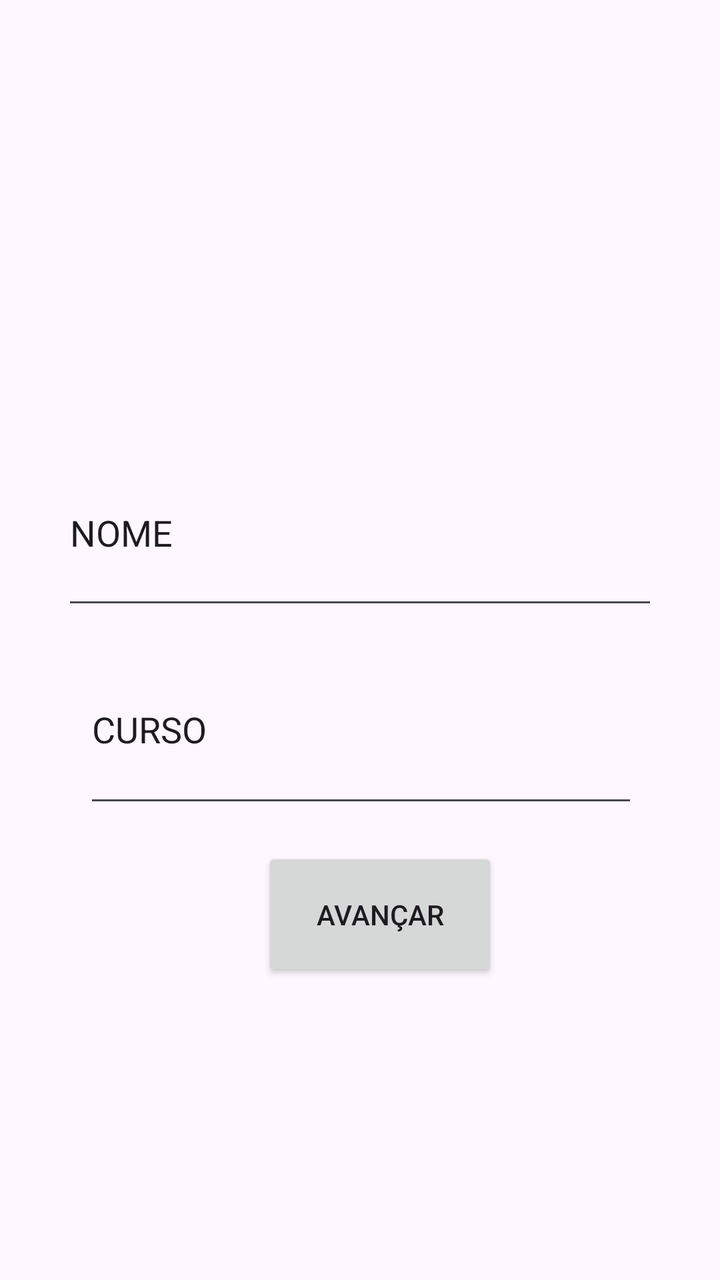
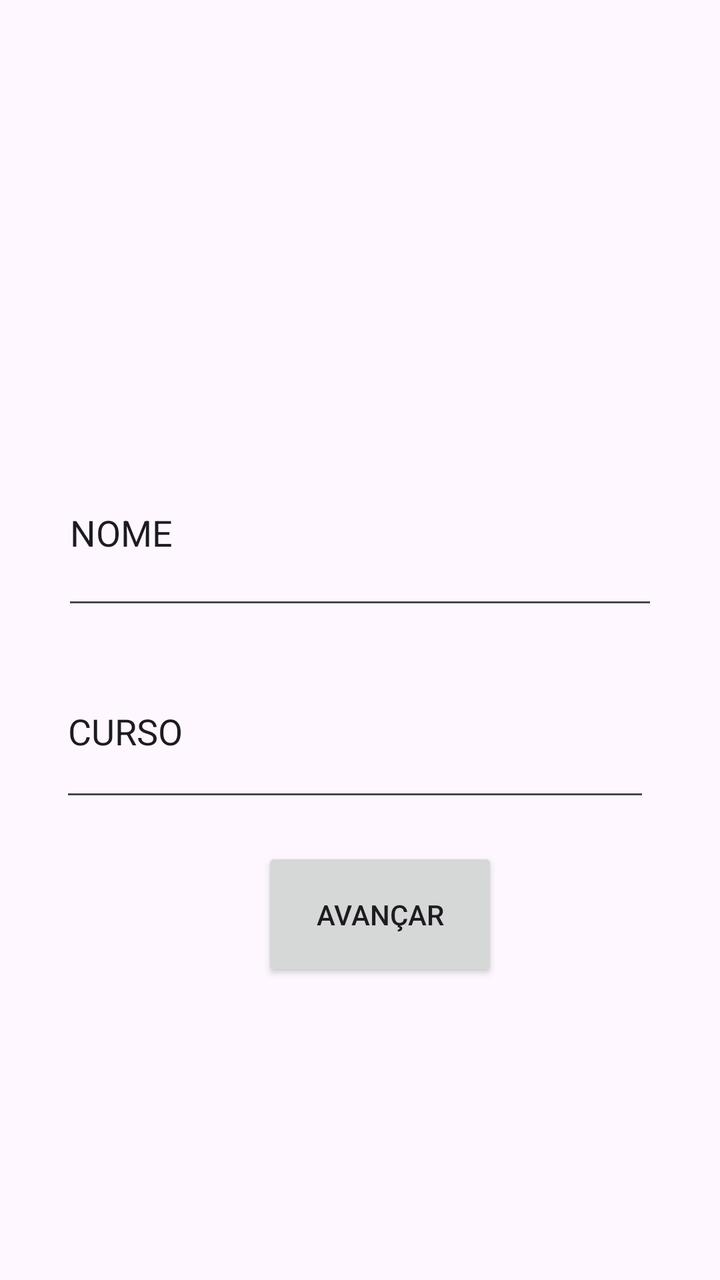

The first picture is an Android layout as it rendered before a commit; the second is the same layout after the commit. The layout source and the unified diff follow.
<!-- AndroidManifest.xml: application theme Theme.MyApplication -->
<!-- res/layout/activity_main.xml -->
<?xml version="1.0" encoding="utf-8"?>
<androidx.constraintlayout.widget.ConstraintLayout xmlns:android="http://schemas.android.com/apk/res/android"
    xmlns:app="http://schemas.android.com/apk/res-auto"
    xmlns:tools="http://schemas.android.com/tools"
    android:layout_width="match_parent"
    android:layout_height="match_parent"
    tools:context=".MainActivity">

    <EditText
        android:id="@+id/etx_nome"
        android:layout_width="298dp"
        android:layout_height="90dp"
        android:layout_marginStart="20dp"
        android:layout_marginTop="50dp"
        android:layout_marginEnd="20dp"
        android:layout_marginBottom="50dp"
        android:ems="10"
        android:inputType="text"
        android:text="@string/texto_nome"
        app:layout_constraintBottom_toBottomOf="parent"
        app:layout_constraintEnd_toEndOf="parent"
        app:layout_constraintHorizontal_bias="0.496"
        app:layout_constraintStart_toStartOf="parent"
        app:layout_constraintTop_toTopOf="parent"
        app:layout_constraintVertical_bias="0.377" />

    <EditText
        android:id="@+id/etx_curso"
        android:layout_width="277dp"
        android:layout_height="91dp"
        android:layout_marginStart="40dp"
        android:layout_marginTop="60dp"
        android:layout_marginEnd="40dp"
        android:layout_marginBottom="60dp"
        android:ems="10"
        android:inputType="text"
        android:text="@string/texto_curso"
        app:layout_constraintBottom_toBottomOf="parent"
        app:layout_constraintEnd_toEndOf="parent"
        app:layout_constraintHorizontal_bias="0.685"
        app:layout_constraintStart_toStartOf="parent"
        app:layout_constraintTop_toTopOf="parent"
        app:layout_constraintVertical_bias="0.601" />

    <Button
        android:id="@+id/btn_avancar"
        android:layout_width="118dp"
        android:layout_height="67dp"
        android:layout_marginStart="20dp"
        android:layout_marginTop="50dp"
        android:layout_marginEnd="20dp"
        android:layout_marginBottom="50dp"
        android:text="@string/texto_botao"
        app:layout_constraintBottom_toBottomOf="parent"
        app:layout_constraintEnd_toEndOf="parent"
        app:layout_constraintHorizontal_bias="0.55"
        app:layout_constraintStart_toStartOf="parent"
        app:layout_constraintTop_toTopOf="parent"
        app:layout_constraintVertical_bias="0.79" />
</androidx.constraintlayout.widget.ConstraintLayout>
<!-- resources referenced by this layout -->
<resources>
  <string name="texto_botao">AVANÇAR</string>
  <string name="texto_curso">CURSO</string>
  <string name="texto_nome">NOME</string>
  <style name="Theme.MyApplication" parent="Base.Theme.MyApplication" />
  <style name="Base.Theme.MyApplication" parent="Theme.Material3.DayNight.NoActionBar">
          
          
      </style>
</resources>

<!-- the commit's change to res/layout/activity_main.xml (unified diff, before → after) -->
@@ -26,8 +26,8 @@
 
     <EditText
         android:id="@+id/etx_curso"
-        android:layout_width="277dp"
-        android:layout_height="91dp"
+        android:layout_width="295dp"
+        android:layout_height="83dp"
         android:layout_marginStart="40dp"
         android:layout_marginTop="60dp"
         android:layout_marginEnd="40dp"
